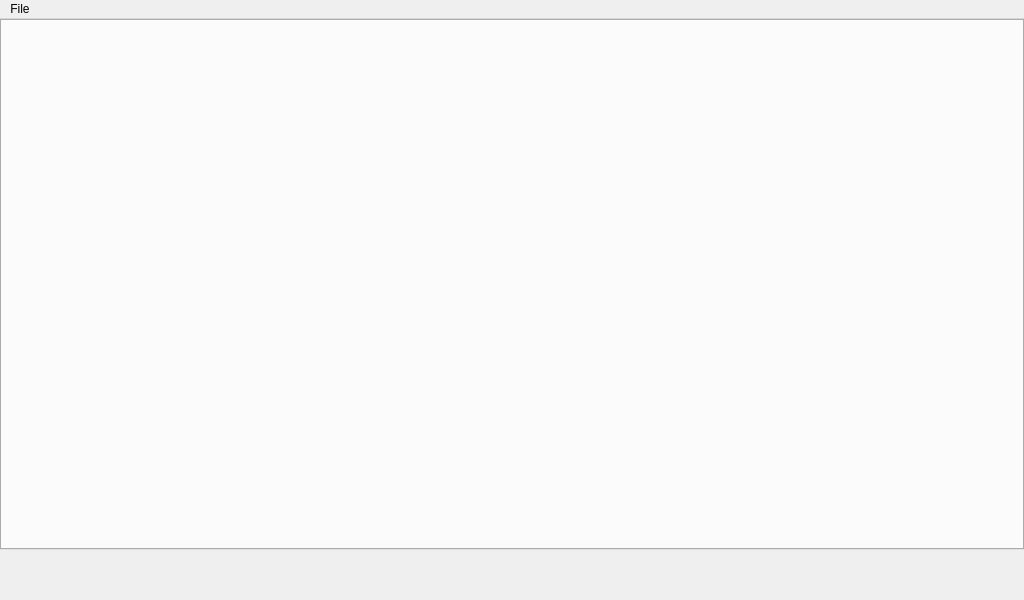
Qt form ui/Window.ui (djbozkosz/BozSceneTreeEditor) before a commit.
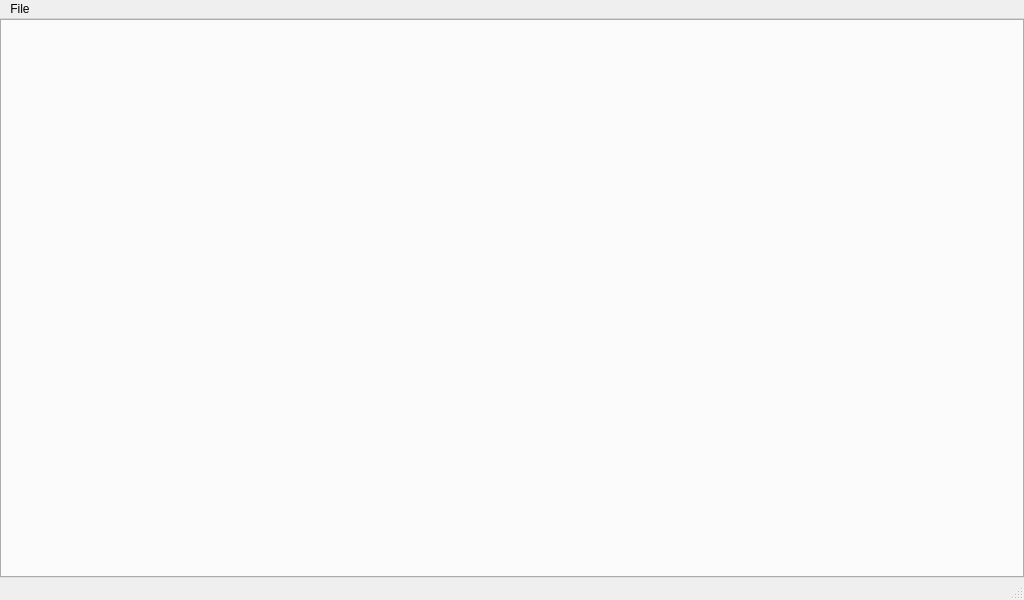
The same form after that commit.

Commit message: + Added status bar and progress.

```diff
--- a/ui/Window.ui
+++ b/ui/Window.ui
@@ -43,22 +43,6 @@
       </property>
      </widget>
     </item>
-    <item>
-     <widget class="QFrame" name="Status">
-      <property name="minimumSize">
-       <size>
-        <width>0</width>
-        <height>50</height>
-       </size>
-      </property>
-      <property name="frameShape">
-       <enum>QFrame::NoFrame</enum>
-      </property>
-      <property name="frameShadow">
-       <enum>QFrame::Sunken</enum>
-      </property>
-     </widget>
-    </item>
    </layout>
   </widget>
   <widget class="QMenuBar" name="Menu">
@@ -80,6 +64,7 @@
    </widget>
    <addaction name="Menu_File"/>
   </widget>
+  <widget class="QStatusBar" name="StatusBar"/>
   <action name="Menu_Exit">
    <property name="text">
     <string>Exit</string>
```
The commit also changes 4 other files.
